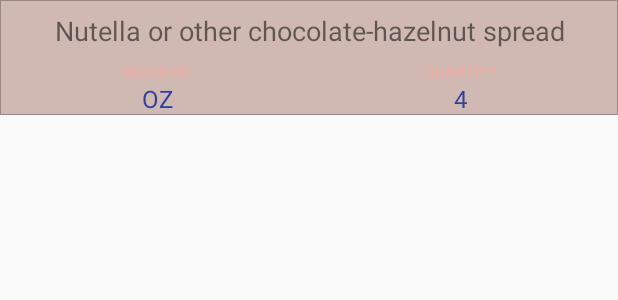
After one commit to tundeojediran/bakingapp, an Android app: the layout widget_list_item.xml on its own in the app's theme, with its tools: preview values and no code run, on a phone screen of 412 x 824 dp. The commit adds this screen. Shown: the top 300 px of the screen. Run offline under Robolectric (Android 15) with nearby library versions, the phone set to English and light mode, and no system bars.

Commit message:
minor fixes

```diff
--- /dev/null
+++ b/app/src/main/res/drawable/border.xml
@@ -0,0 +1,7 @@
+<?xml version="1.0" encoding="utf-8"?>
+<shape xmlns:android="http://schemas.android.com/apk/res/android"
+    android:shape="rectangle">
+    <stroke android:width="0.2dp" android:color="#988782" />
+    <gradient android:startColor="#D0B9B2"
+        android:endColor="#D0B9B2"/>
+</shape>
--- /dev/null
+++ b/app/src/main/res/layout/widget_list_item.xml
@@ -0,0 +1,104 @@
+<?xml version="1.0" encoding="utf-8"?>
+<LinearLayout xmlns:android="http://schemas.android.com/apk/res/android"
+    android:orientation="vertical"
+    android:layout_width="match_parent"
+    android:layout_height="wrap_content"
+    android:background="@drawable/border">
+
+    <LinearLayout
+        android:layout_width="match_parent"
+        android:layout_height="wrap_content"
+        android:layout_marginLeft="4dp"
+        android:layout_marginRight="4dp"
+        android:paddingBottom="4dp"
+        android:layout_weight="1">
+
+        <TextView
+            android:layout_width="match_parent"
+            android:layout_height="wrap_content"
+            android:id="@+id/ingredient_text"
+            android:paddingTop="8dp"
+            android:text="Nutella or other chocolate-hazelnut spread"
+            android:textSize="18sp"
+            android:gravity="center_horizontal"/>
+
+    </LinearLayout>
+
+
+
+    <LinearLayout
+        android:layout_width="match_parent"
+        android:layout_height="wrap_content"
+        android:layout_marginLeft="4dp"
+        android:layout_marginRight="4dp"
+        android:paddingTop="4dp"
+        android:layout_weight="1"
+        android:orientation="horizontal">
+
+        <LinearLayout
+            android:layout_width="0dp"
+            android:layout_height="match_parent"
+            android:layout_weight="1">
+
+            <LinearLayout
+                android:layout_width="match_parent"
+                android:layout_height="match_parent"
+                android:orientation="vertical">
+
+                <TextView
+                    android:layout_width="match_parent"
+                    android:layout_height="wrap_content"
+                    android:id="@+id/measure_text"
+                    android:textSize="10sp"
+                    android:text="MEASURE"
+                    android:textColor="@color/colorPrimary"
+                    android:gravity="center_horizontal"/>
+
+                <TextView
+                    android:layout_width="match_parent"
+                    android:layout_height="wrap_content"
+                    android:id="@+id/measure_value"
+                    android:text="OZ"
+                    android:textSize="16sp"
+                    android:textColor="@color/colorAccent"
+                    android:gravity="center_horizontal"/>
+
+            </LinearLayout>
+
+        </LinearLayout>
+
+        <LinearLayout
+            android:layout_width="0dp"
+            android:layout_height="match_parent"
+            android:layout_weight="1">
+
+            <LinearLayout
+                android:layout_width="match_parent"
+                android:layout_height="match_parent"
+                android:orientation="vertical">
+
+                <TextView
+                    android:layout_width="match_parent"
+                    android:layout_height="wrap_content"
+                    android:id="@+id/quantity_text"
+                    android:textSize="10sp"
+                    android:text="QUANTITY"
+                    android:textColor="@color/colorPrimary"
+                    android:gravity="center_horizontal"/>
+
+                <TextView
+                    android:layout_width="match_parent"
+                    android:layout_height="wrap_content"
+                    android:id="@+id/quantity_value"
+                    android:text="4"
+                    android:textSize="16sp"
+                    android:textColor="@color/colorAccent"
+                    android:gravity="center_horizontal"/>
+
+            </LinearLayout>
+
+        </LinearLayout>
+
+    </LinearLayout>
+
+</LinearLayout>
--- a/app/src/main/res/values/strings.xml
+++ b/app/src/main/res/values/strings.xml
@@ -8,4 +8,5 @@
     <string name="hello_blank_fragment">Hello blank fragment</string>
     <string name="step_text">Step:</string>
     <string name="extra">item</string>
+    <string name="recipeUrl">https://d17h27t6h515a5.cloudfront.net/topher/2017/May/59121517_baking/baking.json</string>
 </resources>
```
Also changed, not shown: app/src/main/java/udacity/alc/dannytee/bakingapp/models/Ingredient.java (+7 -10 lines), app/src/main/java/udacity/alc/dannytee/bakingapp/models/Recipe.java (+23 -12 lines), app/src/main/java/udacity/alc/dannytee/bakingapp/models/Step.java (+7 -12 lines), app/src/main/java/udacity/alc/dannytee/bakingapp/widget/BakingAppWidgetProvider.java (added, +61 -0 lines), app/src/main/java/udacity/alc/dannytee/bakingapp/widget/BakingWidgetRemoteViewsFactory.java (added, +164 -0 lines), app/src/main/java/udacity/alc/dannytee/bakingapp/widget/BakingWidgetRemoteViewsService.java (added, +15 -0 lines), app/src/main/res/drawable/border_heading.xml (added, +7 -0 lines), app/src/main/res/layout/baking_app_widget_provider.xml (added, +40 -0 lines), app/src/main/res/layout/baking_ingredient_list_item.xml (added, +35 -0 lines).
